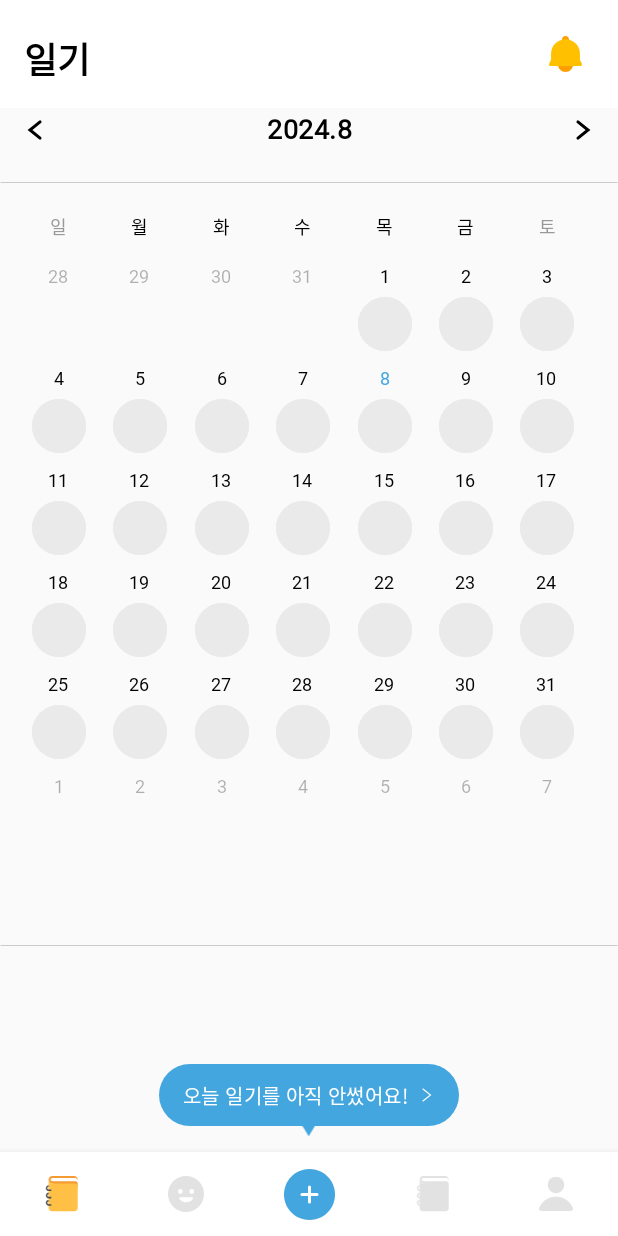
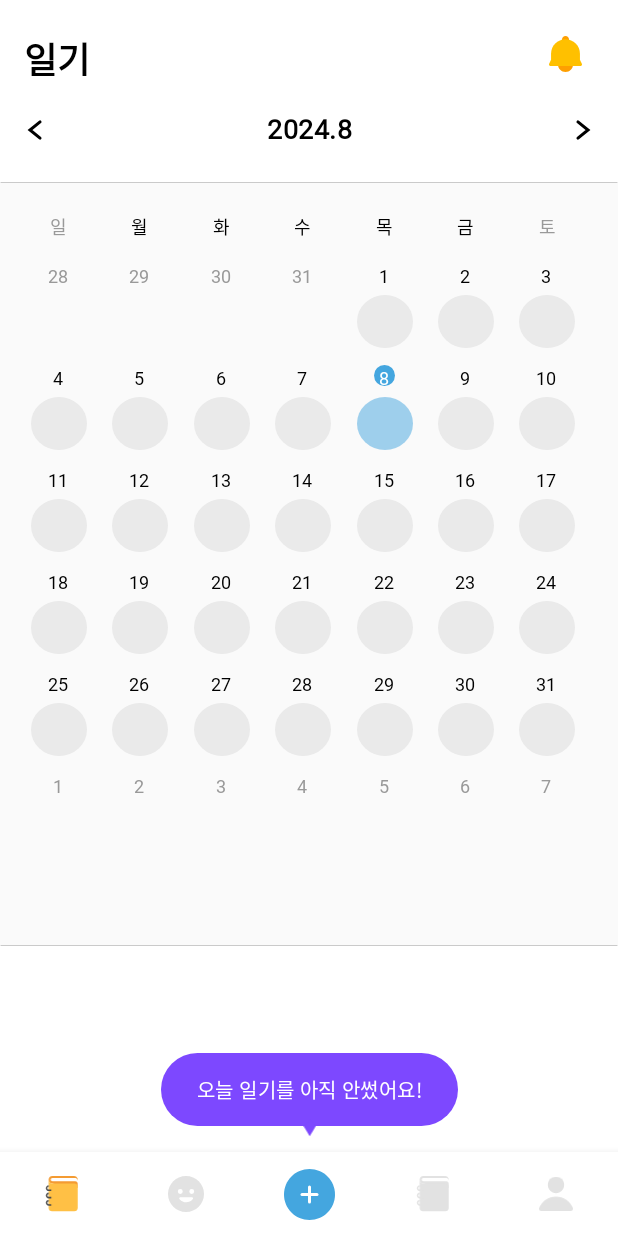
Before and after one commit to SWM-BetterLife/AntiFragile-Android, an Android app: the DiaryCalendarFragment screen opened directly, with no data from a screen before it, on a phone screen of 412 x 824 dp. Run offline under Robolectric (Android 15) with nearby library versions, the light colour scheme and no system bars; our stand-ins replace Room's generated code, data binding, navigation-ui; network calls fail; pictures from the network do not load.

Commit message:
SWM-115 feat: 일기 캘린더 뷰 3차 디자인 적용

```diff
--- a/app/src/main/java/com/betterlife/antifragile/presentation/ui/calendar/DiaryCalendarAdapter.kt
+++ b/app/src/main/java/com/betterlife/antifragile/presentation/ui/calendar/DiaryCalendarAdapter.kt
@@ -28,7 +28,9 @@ class DiaryCalendarAdapter(private val onDateClick: (CalendarDateModel) -> Unit)
     }
 
     override fun onCreateViewHolder(parent: ViewGroup, viewType: Int): CalendarViewHolder {
-        val binding = ItemCalendarBinding.inflate(LayoutInflater.from(parent.context), parent, false)
+        val binding = ItemCalendarBinding.inflate(
+            LayoutInflater.from(parent.context), parent, false
+        )
         return CalendarViewHolder(binding, onDateClick)
     }
 
@@ -42,36 +44,54 @@ class DiaryCalendarAdapter(private val onDateClick: (CalendarDateModel) -> Unit)
         private val binding: ItemCalendarBinding,
         private val onDateClick: (CalendarDateModel) -> Unit
     ) : RecyclerView.ViewHolder(binding.root) {
+
         @SuppressLint("NotifyDataSetChanged")
         fun bind(calendarDateModel: CalendarDateModel, isSelected: Boolean) {
             val day = calendarDateModel.date.split("-").last().toInt().toString()
-            binding.tvDay.text = day
-            binding.root.alpha = if (calendarDateModel.isCurrentMonth) 1f else 0.3f
+            val isCurrentMonth = calendarDateModel.isCurrentMonth
 
-            if (isSelected) {
-                binding.tvDay.setTextColor(binding.root.context.getColor(R.color.main_color))
-            } else {
-                binding.tvDay.setTextColor(binding.root.context.getColor(R.color.black))
-            }
-
-            if (calendarDateModel.isCurrentMonth) {
-                if (calendarDateModel.emoticonUrl == null) {
-                    binding.ivEmoticon.setImageResource(R.drawable.emoticon_blank)
-                } else {
+            binding.apply {
+                tvDay.text = day
+                if (isCurrentMonth) {
+                    ivEmoticon.visibility = View.VISIBLE
+                    if (calendarDateModel.emoticonUrl != null) {
                         Glide.with(binding.root.context)
                             .load(calendarDateModel.emoticonUrl)
                             .into(binding.ivEmoticon)
-                }
-                binding.ivEmoticon.visibility = View.VISIBLE
                     } else {
-                binding.ivEmoticon.visibility = View.GONE
+                        binding.ivEmoticon.setImageDrawable(null)
                     }
 
-            binding.root.setOnClickListener {
+                    if (isSelected) {
+                        tvDay.setTextColor(binding.root.context.getColor(R.color.white))
+                        tvDay.setBackgroundResource(R.drawable.circle_filled)
+                        tvDay.backgroundTintList =
+                            binding.root.context.getColorStateList(R.color.calender_date_selected_color)
+
+                        if (calendarDateModel.diaryId == null) {
+                            ivEmoticon.backgroundTintList =
+                                binding.root.context.getColorStateList(R.color.calendar_emoticon_selected_color)
+                        }
+                    } else {
+                        tvDay.setTextColor(binding.root.context.getColor(R.color.black))
+                        tvDay.setBackgroundResource(0)
+
+                        if (calendarDateModel.diaryId == null) {
+                            ivEmoticon.backgroundTintList =
+                                binding.root.context.getColorStateList(R.color.light_gray_2)
+                        }
+                    }
+
+                    root.setOnClickListener {
                         selectedDate = calendarDateModel.date
                         notifyDataSetChanged()
                         onDateClick(calendarDateModel)
                     }
+                } else {
+                    tvDay.setTextColor(binding.root.context.getColor(R.color.gray))
+                    ivEmoticon.visibility = View.GONE
                 }
             }
         }
+    }
+}
--- a/app/src/main/java/com/betterlife/antifragile/presentation/ui/calendar/DiaryCalendarFragment.kt
+++ b/app/src/main/java/com/betterlife/antifragile/presentation/ui/calendar/DiaryCalendarFragment.kt
@@ -70,10 +70,12 @@ class DiaryCalendarFragment : BaseFragment<FragmentDiaryCalendarBinding>(
     private fun setupRecyclerView() {
         diaryCalendarAdapter = DiaryCalendarAdapter { dateModel ->
             diaryCalendarViewModel.setSelectedDate(dateModel.date)
-            if (dateModel.diaryId == null && dateModel.date == todayDate) {
-                findNavController().navigate(
-                    DiaryCalendarFragmentDirections.actionNavCalendarToNavDiaryTypeSelect(dateModel.date)
-                )
+            if (dateModel.diaryId == null) {
+                if (dateModel.date == todayDate) {
+                    findNavController().navigate(
+                        DiaryCalendarFragmentDirections.actionNavCalendarToNavDiaryTypeSelect(dateModel.date)
+                    )
+                }
             } else {
                 when (dateModel.diaryType) {
                     DiaryType.TEXT -> {
@@ -88,9 +90,10 @@ class DiaryCalendarFragment : BaseFragment<FragmentDiaryCalendarBinding>(
                             dateModel.diaryId!!,
                             dateModel.date
                         )
+                        findNavController().navigate(action)
                     }
                     else -> {
-                        // 일기 미작성인 경우
+                        Log.d("DiaryCalendarFragment", "Unknown diary type: ${dateModel.diaryType}")
                     }
                 }
             }
@@ -119,7 +122,7 @@ class DiaryCalendarFragment : BaseFragment<FragmentDiaryCalendarBinding>(
                     response.data?.let { dates ->
                         diaryCalendarAdapter.setDates(dates)
                     }
-                    showCustomToast(response.errorMessage ?: "일기 데이터 로딩에 실패했습니다.")
+                    Log.d("DiaryCalendarFragment", "Error: ${response.errorMessage}")
                 }
 
                 else -> {
@@ -136,7 +139,9 @@ class DiaryCalendarFragment : BaseFragment<FragmentDiaryCalendarBinding>(
         }
 
         diaryCalendarViewModel.todayDiaryId.observe(viewLifecycleOwner) { diaryId ->
-            updateDiaryButtons(diaryId)
+            if (diaryId != null) {
+                dismissAddDiaryComment()
+            }
         }
     }
 
@@ -159,25 +164,7 @@ class DiaryCalendarFragment : BaseFragment<FragmentDiaryCalendarBinding>(
         diaryCalendarViewModel.setTodayDate(todayDate)
     }
 
-    private fun updateDiaryButtons(diaryId: Int?) {
-        if (diaryId == null) {
-            // 오늘 일기 미작성 시
-            binding.btnMoveContent.visibility = View.GONE
-            binding.btnAddDiary.visibility = View.VISIBLE
-            binding.btnAddDiary.setOnClickListener {
-                val action = DiaryCalendarFragmentDirections
-                    .actionNavCalendarToNavDiaryTypeSelect(todayDate)
-                findNavController().navigate(action)
-            }
-        } else {
-            // 오늘 일기 작성 완료 시
-            binding.btnAddDiary.visibility = View.GONE
-            binding.btnMoveContent.visibility = View.VISIBLE
-            binding.btnMoveContent.setOnClickListener {
-                val action = DiaryCalendarFragmentDirections
-                    .actionNavCalendarToNavRecommendContent(todayDate, false)
-                findNavController().navigate(action)
-            }
-        }
+    private fun dismissAddDiaryComment() {
+        binding.btnAddDiary.visibility = View.GONE
     }
 }
--- /dev/null
+++ b/app/src/main/res/drawable/circle_filled.xml
@@ -0,0 +1,5 @@
+<?xml version="1.0" encoding="utf-8"?>
+<shape xmlns:android="http://schemas.android.com/apk/res/android"
+    android:shape="oval">
+    <solid android:color="@color/black"/>
+</shape>
--- a/app/src/main/res/layout/fragment_diary_calendar.xml
+++ b/app/src/main/res/layout/fragment_diary_calendar.xml
@@ -9,7 +9,8 @@
 
     <androidx.constraintlayout.widget.ConstraintLayout
         android:layout_width="match_parent"
-        android:layout_height="match_parent">
+        android:layout_height="match_parent"
+        android:background="@color/white">
 
         <androidx.constraintlayout.widget.ConstraintLayout
             android:id="@+id/lo_calendar_header"
@@ -34,7 +35,6 @@
                 android:id="@+id/tv_month_year"
                 android:layout_width="wrap_content"
                 android:layout_height="29dp"
-                android:text="2024.07"
                 android:textSize="18sp"
                 android:textStyle="bold"
                 android:textColor="@color/black"
@@ -64,6 +64,7 @@
             android:layout_width="match_parent"
             android:layout_height="wrap_content"
             android:background="@drawable/line"
+            android:importantForAccessibility="no"
             app:layout_constraintTop_toBottomOf="@id/lo_calendar_header" />
 
         <androidx.constraintlayout.widget.ConstraintLayout
@@ -175,6 +176,7 @@
             android:layout_width="match_parent"
             android:layout_height="wrap_content"
             android:background="@drawable/line"
+            android:importantForAccessibility="no"
             app:layout_constraintTop_toBottomOf="@id/rv_calendar" />
 
 
@@ -185,66 +187,19 @@
             app:layout_constraintBottom_toBottomOf="parent">
 
             <androidx.constraintlayout.widget.ConstraintLayout
-                android:id="@+id/btn_move_content"
-                android:layout_width="0dp"
-                android:layout_height="88dp"
-                android:layout_marginTop="30dp"
-                android:layout_marginHorizontal="16dp"
-                android:padding="20dp"
-                android:background="@drawable/btn_rectangle_radius_20"
-                android:visibility="gone"
-                app:layout_constraintTop_toTopOf="parent"
-                app:layout_constraintStart_toStartOf="parent"
-                app:layout_constraintEnd_toEndOf="parent">
-
-                <ImageView
-                    android:id="@+id/iv_thumbnail_content"
-                    android:layout_width="48dp"
-                    android:layout_height="48dp"
-                    android:src="@color/white"
-                    app:layout_constraintTop_toTopOf="parent"
-                    app:layout_constraintBottom_toBottomOf="parent"
-                    app:layout_constraintStart_toStartOf="parent"/>
-
-                <TextView
-                    android:id="@+id/tv_content_btn_title"
-                    android:layout_width="200dp"
-                    android:layout_height="wrap_content"
-                    android:text="김윤아님의 감정을 분석해서 추천한 콘텐츠 보러가기"
-                    android:textSize="16sp"
-                    android:textColor="@color/white"
-                    android:maxLines="2"
-                    android:layout_marginStart="20dp"
-                    android:includeFontPadding="false"
-                    app:layout_constraintTop_toTopOf="@id/iv_thumbnail_content"
-                    app:layout_constraintBottom_toBottomOf="@id/iv_thumbnail_content"
-                    app:layout_constraintStart_toEndOf="@id/iv_thumbnail_content" />
-
-                <ImageView
-                    android:layout_width="16dp"
-                    android:layout_height="16dp"
-                    android:src="@drawable/ic_arrow_right_light"
-                    app:layout_constraintTop_toTopOf="@id/iv_thumbnail_content"
-                    app:layout_constraintBottom_toBottomOf="@id/iv_thumbnail_content"
-                    app:layout_constraintEnd_toEndOf="parent" />
-
-            </androidx.constraintlayout.widget.ConstraintLayout>
-
-            <androidx.constraintlayout.widget.ConstraintLayout
                 android:id="@+id/btn_add_diary"
                 android:layout_width="wrap_content"
                 android:layout_height="wrap_content"
                 android:layout_marginBottom="10dp"
-                android:visibility="gone"
                 app:layout_constraintBottom_toBottomOf="parent"
                 app:layout_constraintStart_toStartOf="parent"
                 app:layout_constraintEnd_toEndOf="parent">
 
                 <androidx.constraintlayout.widget.ConstraintLayout
-                    android:layout_width="200dp"
-                    android:layout_height="41dp"
+                    android:layout_width="wrap_content"
+                    android:layout_height="wrap_content"
                     android:paddingVertical="10dp"
-                    android:paddingHorizontal="15dp"
+                    android:paddingHorizontal="24dp"
                     android:layout_marginBottom="7dp"
                     android:background="@drawable/btn_rectangle_radius_100"
                     app:layout_constraintBottom_toBottomOf="@id/bubbleTail"
@@ -259,22 +214,11 @@
                         android:textSize="13sp"
                         android:textColor="@color/white"
                         android:letterSpacing="0.02"
-                        android:includeFontPadding="false"
+                        android:paddingVertical="4dp"
                         app:layout_constraintTop_toTopOf="parent"
                         app:layout_constraintBottom_toBottomOf="parent"
                         app:layout_constraintStart_toStartOf="parent"
-                        app:layout_constraintEnd_toStartOf="@id/iv_add_diary"/>
-
-                    <ImageView
-                        android:id="@+id/iv_add_diary"
-                        android:layout_width="12dp"
-                        android:layout_height="12dp"
-                        android:src="@drawable/ic_arrow_right_light"
-                        android:layout_marginStart="6dp"
-                        app:layout_constraintTop_toTopOf="parent"
-                        app:layout_constraintBottom_toBottomOf="parent"
-                        app:layout_constraintStart_toEndOf="@id/tv_add_diary"
-                        app:layout_constraintEnd_toEndOf="parent"/>
+                        app:layout_constraintEnd_toEndOf="parent" />
 
                 </androidx.constraintlayout.widget.ConstraintLayout>
 
--- a/app/src/main/res/layout/item_calendar.xml
+++ b/app/src/main/res/layout/item_calendar.xml
@@ -1,32 +1,33 @@
 <?xml version="1.0" encoding="utf-8"?>
 <androidx.constraintlayout.widget.ConstraintLayout xmlns:android="http://schemas.android.com/apk/res/android"
     xmlns:app="http://schemas.android.com/apk/res-auto"
-    xmlns:tools="http://schemas.android.com/tools"
     android:layout_width="46dp"
     android:layout_height="60dp"
     android:layout_marginVertical="4dp">
 
     <TextView
         android:id="@+id/tv_day"
-        android:layout_width="wrap_content"
-        android:layout_height="wrap_content"
+        android:layout_width="14dp"
+        android:layout_height="14dp"
         android:textSize="12sp"
         android:letterSpacing="0.02"
         android:textColor="@color/black"
+        android:gravity="center"
         app:layout_constraintTop_toTopOf="parent"
         app:layout_constraintStart_toStartOf="parent"
         app:layout_constraintEnd_toEndOf="parent" />
 
     <ImageView
         android:id="@+id/iv_emoticon"
-        android:layout_width="36dp"
-        android:layout_height="36dp"
+        android:layout_width="37dp"
+        android:layout_height="35dp"
         android:layout_marginTop="4dp"
-        android:background="@drawable/emoticon_blank"
-        app:layout_constraintTop_toBottomOf="@id/tv_day"
+        android:background="@drawable/circle_filled"
+        android:backgroundTint="@color/light_gray_2"
+        android:importantForAccessibility="no"
         app:layout_constraintBottom_toBottomOf="parent"
         app:layout_constraintLeft_toLeftOf="parent"
         app:layout_constraintRight_toRightOf="parent"
-        tools:ignore="ContentDescription" />
+        app:layout_constraintTop_toBottomOf="@id/tv_day" />
 
 </androidx.constraintlayout.widget.ConstraintLayout>
--- a/app/src/main/res/values/colors.xml
+++ b/app/src/main/res/values/colors.xml
@@ -1,8 +1,6 @@
 <?xml version="1.0" encoding="utf-8"?>
 <resources>
-    <color name="main_color">#44A6DF</color>
-    <color name="purple_200">#FFBB86FC</color>
-    <color name="purple_500">#FF6200EE</color>
+    <color name="main_color">#7D48FF</color>
     <color name="purple_700">#FF3700B3</color>
     <color name="teal_200">#FF03DAC5</color>
     <color name="teal_700">#FF018786</color>
@@ -10,7 +8,10 @@
     <color name="white">#FFFFFFFF</color>
     <color name="gray">#999999</color>
     <color name="light_gray_1">#FAFAFA</color>
-    <color name="light_gray_2">#BEBEBE</color>
+    <color name="light_gray_2">#EAEAEA</color>
+    <color name="light_gray_3">#BEBEBE</color>
+    <color name="calender_date_selected_color">#44A6DF</color>
+    <color name="calendar_emoticon_selected_color">#8044A6DF</color>
     <color name="hint_text_color">#999999</color>
     <color name="semi_transparent_black">#BF000000</color>
 </resources>
```
Lines whose indentation alone changed are shown as unchanged.
